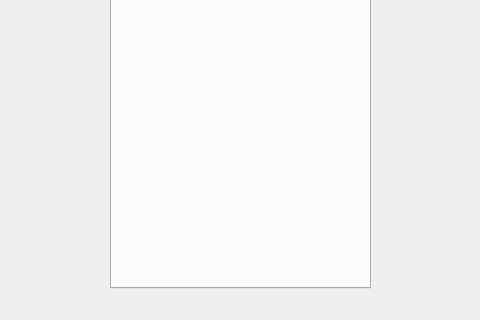
This is UserInterface/MainWindow.ui in wibus/GpuMesh as Qt 5 draws it before an edit; both pictures show x 159 to 639 and y 280 to 600 of the 800 by 600 pixel window. The edited form follows.
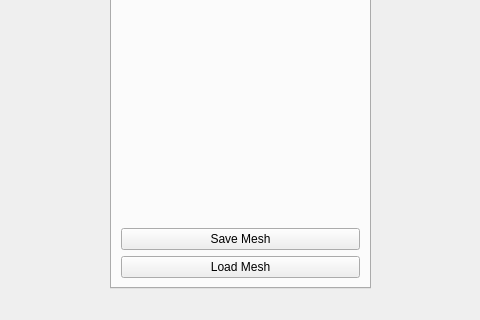
This is the edited form.

What changed in the file:
```diff
--- a/UserInterface/MainWindow.ui
+++ b/UserInterface/MainWindow.ui
@@ -112,6 +112,20 @@
           </property>
          </spacer>
         </item>
+        <item>
+         <widget class="QPushButton" name="saveMeshButton">
+          <property name="text">
+           <string>Save Mesh</string>
+          </property>
+         </widget>
+        </item>
+        <item>
+         <widget class="QPushButton" name="loadMeshButton">
+          <property name="text">
+           <string>Load Mesh</string>
+          </property>
+         </widget>
+        </item>
        </layout>
       </widget>
       <widget class="QWidget" name="evaluateTab">
```
